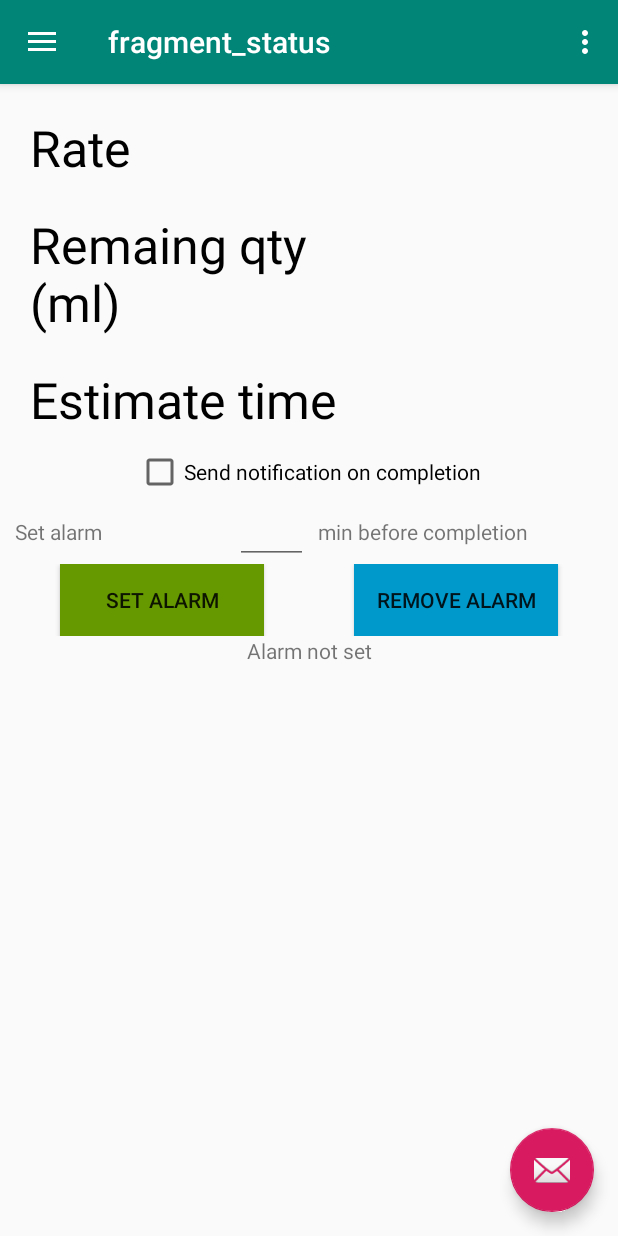
After one commit to pratikg1999/Bottle_Monitor, an Android app: the StatusFragment screen opened through its navigation route, on a phone screen of 412 x 824 dp. The commit adds this screen. Run offline under Robolectric (Android 15) with nearby library versions, the phone set to English and light mode, and no system bars; our stand-ins replace Firebase (no records; nobody signed in at launch, a user with empty details on screens opened directly), navigation-ui.

Commit message:
Status fragment for device and alarm made

```diff
--- a/app/build.gradle
+++ b/app/build.gradle
@@ -33,4 +33,6 @@ dependencies {
     testImplementation 'junit:junit:4.12'
     androidTestImplementation 'androidx.test.ext:junit:1.1.1'
     androidTestImplementation 'androidx.test.espresso:espresso-core:3.2.0'
+    implementation 'com.squareup.okhttp3:okhttp:3.14.1'
+
 }
--- a/app/src/main/AndroidManifest.xml
+++ b/app/src/main/AndroidManifest.xml
@@ -2,6 +2,7 @@
 <manifest xmlns:android="http://schemas.android.com/apk/res/android"
     package="com.example.bottle_monitor">
 
+    <uses-permission android:name="android.permission.VIBRATE"/>
     <application
         android:allowBackup="true"
         android:icon="@mipmap/ic_launcher"
@@ -25,6 +26,7 @@
             <!--                <category android:name="android.intent.category.LAUNCHER" />-->
             <!--            </intent-filter>-->
         </activity>
+        <receiver android:name=".AlarmReceiver"/>
     </application>
 
 </manifest>
--- /dev/null
+++ b/app/src/main/java/com/example/bottle_monitor/AlarmReceiver.java
@@ -0,0 +1,21 @@
+package com.example.bottle_monitor;
+
+import android.content.BroadcastReceiver;
+import android.content.Context;
+import android.content.Intent;
+import android.media.Ringtone;
+import android.media.RingtoneManager;
+import android.net.Uri;
+
+public class AlarmReceiver extends BroadcastReceiver {
+
+    @Override
+    public void onReceive(Context context, Intent intent) {
+        NotificationHelper.dispNotification(context, "Alarm received", "alarm got");
+
+        Uri notification = RingtoneManager.getDefaultUri(RingtoneManager.TYPE_RINGTONE);
+        Ringtone r  =RingtoneManager.getRingtone(context, notification);
+        r.play();
+
+    }
+}
--- a/app/src/main/java/com/example/bottle_monitor/NavActivity.java
+++ b/app/src/main/java/com/example/bottle_monitor/NavActivity.java
@@ -1,11 +1,15 @@
 package com.example.bottle_monitor;
 
+import android.app.NotificationChannel;
+import android.app.NotificationManager;
+import android.graphics.Color;
 import android.net.Uri;
 import android.os.Bundle;
 
 import com.google.android.material.floatingactionbutton.FloatingActionButton;
 import com.google.android.material.snackbar.Snackbar;
 
+import android.util.Log;
 import android.view.View;
 
 import androidx.navigation.NavController;
@@ -22,10 +26,25 @@ import androidx.appcompat.widget.Toolbar;
 
 import android.view.Menu;
 
-public class NavActivity extends AppCompatActivity  implements  AddBottleFragment.OnFragmentInteractionListener{
+public class NavActivity extends AppCompatActivity implements
+        AddBottleFragment.OnFragmentInteractionListener, StatusFragment.OnFragmentInteractionListener {
 
     private AppBarConfiguration mAppBarConfiguration;
-
+    public static final String CHANNEL_ID = "NOTIFICATION CHANNEL";
+    public void createNotificationChannel(){
+        NotificationManager notificationManager =
+                (NotificationManager) getSystemService(NOTIFICATION_SERVICE);
+        if (android.os.Build.VERSION.SDK_INT >= android.os.Build.VERSION_CODES.O) {
+            NotificationChannel notificationChannel = new NotificationChannel(CHANNEL_ID, "desc", NotificationManager.IMPORTANCE_HIGH);
+            notificationChannel.setDescription("fcm notifications");
+            notificationChannel.enableLights(true);
+            notificationChannel.setLightColor(Color.RED);
+            notificationChannel.enableVibration(true);
+            if (notificationManager != null) {
+                notificationManager.createNotificationChannel(notificationChannel);
+            }
+        }
+    }
     @Override
     protected void onCreate(Bundle savedInstanceState) {
         super.onCreate(savedInstanceState);
@@ -40,17 +59,30 @@ public class NavActivity extends AppCompatActivity  implements  AddBottleFragmen
                         .setAction("Action", null).show();
             }
         });
-        DrawerLayout drawer = findViewById(R.id.drawer_layout);
-        NavigationView navigationView = findViewById(R.id.nav_view);
+        final DrawerLayout drawer = findViewById(R.id.drawer_layout);
+        final NavigationView navigationView = findViewById(R.id.nav_view);
+
+        toolbar.setNavigationOnClickListener(new View.OnClickListener() {
+
+            @Override
+            public void onClick(View v) {
+                drawer.openDrawer(navigationView);
+                Log.d("NICK", "button button button..................");
+            }
+        });
+
+        Menu menuNav = navigationView.getMenu();
+
         // Passing each menu ID as a set of Ids because each
         // menu should be considered as top level destinations.
         mAppBarConfiguration = new AppBarConfiguration.Builder(
-               R.id.addBottleFragment)
+                R.id.addBottleFragment, R.id.statusFragment)
                 .setDrawerLayout(drawer)
                 .build();
         NavController navController = Navigation.findNavController(this, R.id.nav_host_fragment);
         NavigationUI.setupActionBarWithNavController(this, navController, mAppBarConfiguration);
         NavigationUI.setupWithNavController(navigationView, navController);
+        createNotificationChannel();
     }
 
     @Override
--- /dev/null
+++ b/app/src/main/java/com/example/bottle_monitor/NotificationHelper.java
@@ -0,0 +1,91 @@
+package com.example.bottle_monitor;
+
+import android.app.NotificationManager;
+import android.app.PendingIntent;
+import android.content.Context;
+import android.content.Intent;
+import android.graphics.Bitmap;
+import android.graphics.BitmapFactory;
+import android.media.RingtoneManager;
+import android.net.Uri;
+import android.os.AsyncTask;
+import android.util.Log;
+
+import androidx.core.app.NotificationCompat;
+
+import org.json.JSONException;
+import org.json.JSONObject;
+
+import java.io.IOException;
+import java.util.Random;
+
+import okhttp3.MediaType;
+import okhttp3.OkHttpClient;
+import okhttp3.Request;
+import okhttp3.RequestBody;
+import okhttp3.Response;
+
+public class NotificationHelper {
+    final static private String FCM_API = "https://fcm.googleapis.com/fcm/send";
+    final static private String serverKey = "key=" + "AIzaSyBQIukFQADU5EHYi245TRen9_WzPmVAmYs";
+//    final static private String contentType = "application/json";
+    public static final MediaType JSON = MediaType.parse("application/json; charset=utf-8");
+
+    static final String CHANNEL_ID = NavActivity.CHANNEL_ID;
+    public static void dispNotification(Context ctx, String title, String message){
+        final Intent intent = new Intent(ctx, NavActivity.class);
+        NotificationManager notificationManager = (NotificationManager)ctx.getSystemService(Context.NOTIFICATION_SERVICE);
+        int notificationID = new Random().nextInt(3000);
+        intent.addFlags(Intent.FLAG_ACTIVITY_CLEAR_TOP);
+        PendingIntent pendingIntent = PendingIntent.getActivity(ctx , 0, intent,
+                PendingIntent.FLAG_ONE_SHOT);
+        Bitmap largeIcon = BitmapFactory.decodeResource(ctx.getResources(),
+                R.drawable.ic_notifications_black_24dp);
+        Uri notificationSoundUri = RingtoneManager.getDefaultUri(RingtoneManager.TYPE_NOTIFICATION);
+        NotificationCompat.Builder notificationBuilder = new NotificationCompat.Builder(ctx, CHANNEL_ID)
+                .setSmallIcon(R.drawable.ic_notifications_black_24dp)
+                .setLargeIcon(largeIcon)
+                .setContentTitle(title)
+                .setContentText(message)
+                .setAutoCancel(true)
+                .setSound(notificationSoundUri)
+                .setContentIntent(pendingIntent);
+        notificationManager.notify(notificationID ,notificationBuilder.build());
+    }
+
+    public static void sendNotification(Context ctx, final String title, final String message) {
+        new AsyncTask<Void, Void, Void>() {
+            @Override
+            protected Void doInBackground(Void... params) {
+                String TOPIC = "/topics/userABC"; //topic must match with what the receiver subscribed to
+
+                JSONObject notification = new JSONObject();
+                JSONObject notifcationBody = new JSONObject();
+
+                try {
+                    OkHttpClient client = new OkHttpClient();
+                    notifcationBody.put("title", title);
+                    notifcationBody.put("message", message);
+
+                    notification.put("to", TOPIC);
+                    notification.put("data", notifcationBody);
+                    RequestBody body = RequestBody.create(JSON, notification.toString());
+
+                    Request request = new Request.Builder().addHeader("Authorization", serverKey)
+                            .url(FCM_API)
+                            .post(body)
+                            .build();
+                    Response response = client.newCall(request).execute();
+                    String finalResponse = response.body().string();
+                    Log.d("Notification", "Sent to " + TOPIC);
+                    Log.d("Notification", "notification sent");
+                } catch (JSONException e) {
+                    Log.e("sending notification", "onCreate: " + e.getMessage());
+                } catch (IOException e) {
+                    e.printStackTrace();
+                }
+            return  null;
+            }
+        }.execute();
+    }
+}
--- /dev/null
+++ b/app/src/main/java/com/example/bottle_monitor/StatusFragment.java
@@ -0,0 +1,191 @@
+package com.example.bottle_monitor;
+
+import android.app.AlarmManager;
+import android.app.PendingIntent;
+import android.content.Context;
+import android.content.Intent;
+import android.net.Uri;
+import android.os.Bundle;
+
+import androidx.fragment.app.Fragment;
+
+import android.view.LayoutInflater;
+import android.view.View;
+import android.view.ViewGroup;
+import android.widget.Button;
+import android.widget.CheckBox;
+import android.widget.EditText;
+import android.widget.TextView;
+import android.widget.Toast;
+
+import com.google.firebase.database.DatabaseReference;
+import com.google.firebase.database.FirebaseDatabase;
+
+import java.util.Calendar;
+import java.util.Date;
+
+
+/**
+ * A simple {@link Fragment} subclass.
+ * Activities that contain this fragment must implement the
+ * {@link StatusFragment.OnFragmentInteractionListener} interface
+ * to handle interaction events.
+ * Use the {@link StatusFragment#newInstance} factory method to
+ * create an instance of this fragment.
+ */
+public class StatusFragment extends Fragment implements View.OnClickListener {
+    private static final String ARG_DEV_ID = "dev_id";
+    private String device_id;
+
+    TextView tv_rate;
+    TextView tv_rem_qty;
+    TextView tv_est_time;
+    TextView tv_alarm_status;
+    CheckBox cb_notify;
+    EditText et_alarm_time;
+    Button bt_set_alarm;
+    Button bt_rem_alarm;
+
+    int rate;
+    int rem_qty;
+    Calendar est_time = Calendar.getInstance();
+
+    DatabaseReference deviceRef = FirebaseDatabase.getInstance().getReference("devices");
+
+
+
+    private OnFragmentInteractionListener mListener;
+
+    public StatusFragment() {
+        // Required empty public constructor
+    }
+
+    /**
+     * Use this factory method to create a new instance of
+     * this fragment using the provided parameters.
+     *
+     * @param param1 Parameter 1.
+     * @return A new instance of fragment StatusFragment.
+     */
+    // TODO: Rename and change types and number of parameters
+    public static StatusFragment newInstance(String param1) {
+        StatusFragment fragment = new StatusFragment();
+        Bundle args = new Bundle();
+        args.putString(ARG_DEV_ID, param1);
+        fragment.setArguments(args);
+        return fragment;
+    }
+
+    @Override
+    public void onCreate(Bundle savedInstanceState) {
+        super.onCreate(savedInstanceState);
+        if (getArguments() != null) {
+            device_id = getArguments().getString(ARG_DEV_ID);
+        }
+    }
+
+    @Override
+    public View onCreateView(LayoutInflater inflater, ViewGroup container,
+                             Bundle savedInstanceState) {
+        // Inflate the layout for this fragment
+        NotificationHelper.dispNotification(getActivity(), "test", "successful");
+        View v = inflater.inflate(R.layout.fragment_status, container, false);
+        tv_est_time = v.findViewById(R.id.tv_est_time);
+        tv_rate = v.findViewById(R.id.tv_rate);
+        tv_rem_qty = v.findViewById(R.id.tv_rem_qty);
+        tv_alarm_status = v.findViewById(R.id.tv_alarm_status);
+        et_alarm_time = v.findViewById(R.id.et_alarm_time);
+
+        cb_notify = v.findViewById(R.id.cb_notify);
+        cb_notify.setOnClickListener(this);
+
+        bt_rem_alarm = v.findViewById(R.id.bt_rem_alarm);
+        bt_set_alarm = v.findViewById(R.id.bt_set_alarm);
+        bt_set_alarm.setOnClickListener(this);
+        bt_rem_alarm.setOnClickListener(this);
+
+
+        return v;
+    }
+
+    // TODO: Rename method, update argument and hook method into UI event
+    public void onButtonPressed(Uri uri) {
+        if (mListener != null) {
+            mListener.onFragmentInteraction(uri);
+        }
+    }
+
+    @Override
+    public void onAttach(Context context) {
+        super.onAttach(context);
+        if (context instanceof OnFragmentInteractionListener) {
+            mListener = (OnFragmentInteractionListener) context;
+        } else {
+            throw new RuntimeException(context.toString()
+                    + " must implement OnFragmentInteractionListener");
+        }
+    }
+
+    @Override
+    public void onDetach() {
+        super.onDetach();
+        mListener = null;
+    }
+
+    @Override
+    public void onClick(View view) {
+        switch (view.getId()) {
+            case R.id.bt_set_alarm:
+                String min_bef_string = et_alarm_time.getText().toString();
+
+                        if(min_bef_string!=null && !min_bef_string.equals("")) {
+                            int min_bef = Integer.parseInt(min_bef_string);
+
+                            Calendar alarmCal  = (Calendar) est_time.clone();
+                            alarmCal.add(Calendar.MINUTE, min_bef);
+//                            Calendar cal = Calendar.getInstance();
+//
+//                            cal.setTimeInMillis(System.currentTimeMillis());
+//                            cal.clear();
+//                            cal.set(2012, 2, 8, 18, 16);
+
+                            AlarmManager alarmMgr = (AlarmManager) getContext().getSystemService(Context.ALARM_SERVICE);
+                            Intent intent = new Intent(getActivity(), AlarmReceiver.class);
+                            PendingIntent pendingIntent = PendingIntent.getBroadcast(getActivity(), 0, intent, 0);
+                            // cal.add(Calendar.SECOND, 5);
+                            alarmMgr.set(AlarmManager.RTC_WAKEUP, alarmCal.getTimeInMillis(), pendingIntent);
+                            Toast.makeText(getActivity(), "Alarm set for "+ alarmCal.getTime().toString() , Toast.LENGTH_SHORT).show();
+                            tv_alarm_status.setText("Alarm set at "+ alarmCal.getTime().toString());
+                        }
+                        else{
+                            et_alarm_time.setError("necessary");
+                        }
+
+
+                break;
+            case R.id.bt_rem_alarm:
+                AlarmManager alarmMgr = (AlarmManager) getContext().getSystemService(Context.ALARM_SERVICE);
+                Intent intent = new Intent(getActivity(), AlarmReceiver.class);
+                PendingIntent pendingIntent = PendingIntent.getBroadcast(getActivity(), 0, intent, 0);
+
+                alarmMgr.cancel(pendingIntent);
+                Toast.makeText(getActivity(), "alarm cancelled", Toast.LENGTH_SHORT).show();
+                tv_alarm_status.setText("No alarm set");
+                break;
+
+            case R.id.cb_notify:
+                if (cb_notify.isChecked()) {
+
+                } else {
+
+                }
+                break;
+        }
+    }
+
+
+    public interface OnFragmentInteractionListener {
+        // TODO: Update argument type and name
+        void onFragmentInteraction(Uri uri);
+    }
+}
--- /dev/null
+++ b/app/src/main/res/drawable/ic_notifications_black_24dp.xml
@@ -0,0 +1,9 @@
+<vector xmlns:android="http://schemas.android.com/apk/res/android"
+        android:width="24dp"
+        android:height="24dp"
+        android:viewportWidth="24.0"
+        android:viewportHeight="24.0">
+    <path
+        android:fillColor="#FF000000"
+        android:pathData="M12,22c1.1,0 2,-0.9 2,-2h-4c0,1.1 0.89,2 2,2zM18,16v-5c0,-3.07 -1.64,-5.64 -4.5,-6.32L13.5,4c0,-0.83 -0.67,-1.5 -1.5,-1.5s-1.5,0.67 -1.5,1.5v0.68C7.63,5.36 6,7.92 6,11v5l-2,2v1h16v-1l-2,-2z"/>
+</vector>
--- /dev/null
+++ b/app/src/main/res/layout/fragment_status.xml
@@ -0,0 +1,156 @@
+<?xml version="1.0" encoding="utf-8"?>
+<LinearLayout xmlns:android="http://schemas.android.com/apk/res/android"
+    xmlns:tools="http://schemas.android.com/tools"
+    android:layout_width="match_parent"
+    android:layout_height="match_parent"
+    android:gravity="center_horizontal"
+    android:orientation="vertical"
+    android:padding="10dp"
+    tools:context=".StatusFragment">
+
+    <!-- TODO: Update blank fragment layout -->
+    <LinearLayout
+        android:layout_width="match_parent"
+        android:layout_height="wrap_content"
+        android:layout_margin="10dp"
+        android:orientation="horizontal">
+
+        <TextView
+            android:id="@+id/tv_rate_label"
+            android:layout_width="0dp"
+            android:layout_height="wrap_content"
+            android:layout_weight="2"
+            android:text="Rate"
+            android:textColor="@android:color/black"
+            android:textSize="15pt" />
+
+        <TextView
+            android:id="@+id/tv_rate"
+            android:layout_width="0dp"
+            android:layout_height="wrap_content"
+            android:layout_weight="1"
+            android:text=""
+
+            android:textSize="15pt" />
+    </LinearLayout>
+
+    <LinearLayout
+        android:layout_width="match_parent"
+        android:layout_height="wrap_content"
+        android:layout_margin="10dp"
+        android:orientation="horizontal">
+
+        <TextView
+            android:id="@+id/tv_rem_qty_label"
+            android:layout_width="0dp"
+            android:layout_height="wrap_content"
+            android:layout_weight="2"
+            android:text="Remaing qty (ml)"
+            android:textColor="@android:color/black"
+            android:textSize="15pt" />
+
+        <TextView
+            android:id="@+id/tv_rem_qty"
+            android:layout_width="0dp"
+            android:layout_height="wrap_content"
+            android:layout_weight="1"
+            android:text=""
+            android:textColor="@android:color/black"
+
+            android:textSize="15pt" />
+    </LinearLayout>
+
+
+    <LinearLayout
+        android:layout_width="match_parent"
+        android:layout_height="wrap_content"
+        android:layout_margin="10dp"
+        android:orientation="horizontal">
+
+        <TextView
+            android:id="@+id/tv_est_time_label"
+            android:layout_width="0dp"
+            android:layout_height="wrap_content"
+            android:layout_weight="2"
+            android:text="Estimate time"
+
+            android:textColor="@android:color/black"
+            android:textSize="15pt" />
+
+        <TextView
+            android:id="@+id/tv_est_time"
+            android:layout_width="0dp"
+            android:layout_height="wrap_content"
+            android:layout_weight="1"
+            android:text=""
+            android:textColor="@android:color/black"
+
+            android:textSize="15pt" />
+    </LinearLayout>
+
+
+    <CheckBox
+        android:id="@+id/cb_notify"
+        android:layout_width="wrap_content"
+        android:layout_height="wrap_content"
+        android:text="Send notification on completion" />
+
+    <LinearLayout
+        android:layout_width="match_parent"
+        android:layout_height="wrap_content"
+        android:orientation="horizontal">
+
+        <TextView
+            android:layout_width="0dp"
+            android:layout_height="wrap_content"
+            android:layout_weight="3"
+            android:text="Set alarm" />
+
+        <EditText
+            android:id="@+id/et_alarm_time"
+            android:layout_width="0dp"
+            android:layout_height="wrap_content"
+            android:layout_weight="1" />
+
+        <TextView
+            android:layout_width="0dp"
+            android:layout_height="wrap_content"
+            android:layout_weight="4"
+            android:text="  min before completion" />
+
+
+    </LinearLayout>
+
+    <LinearLayout
+        android:layout_width="match_parent"
+        android:layout_height="wrap_content"
+        android:gravity="center_horizontal"
+        android:orientation="horizontal">
+
+        <Button
+            android:id="@+id/bt_set_alarm"
+            android:layout_width="0dp"
+            android:layout_height="wrap_content"
+            android:layout_marginHorizontal="30dp"
+            android:layout_weight="1"
+            android:background="@android:color/holo_green_dark"
+            android:text="Set alarm" />
+
+        <Button
+            android:id="@+id/bt_rem_alarm"
+            android:layout_width="0dp"
+            android:layout_height="wrap_content"
+            android:layout_marginHorizontal="30dp"
+            android:layout_weight="1"
+            android:background="@android:color/holo_blue_dark"
+            android:text="Remove alarm" />
+    </LinearLayout>
+    <TextView
+        android:id="@+id/tv_alarm_status"
+        android:layout_width="match_parent"
+        android:layout_height="wrap_content"
+        android:gravity="center_horizontal"
+        android:textAlignment="center"
+        android:text="Alarm not set"/>
+
+</LinearLayout>
--- a/app/src/main/res/menu/activity_nav_drawer.xml
+++ b/app/src/main/res/menu/activity_nav_drawer.xml
@@ -6,9 +6,13 @@
     <group android:checkableBehavior="single">
 
         <item
-            android:id="@+id/add_bottle"
+            android:id="@+id/addBottleFragment"
             android:icon="@drawable/ic_menu_manage"
             android:title="Add bottle" />
+        <item
+            android:id="@+id/statusFragment"
+            android:icon="@drawable/ic_menu_manage"
+            android:title="See status" />
     </group>
 
 <!--    <item android:title="Communicate">-->
--- a/app/src/main/res/navigation/mobile_navigation.xml
+++ b/app/src/main/res/navigation/mobile_navigation.xml
@@ -11,5 +11,10 @@
         android:name="com.example.bottle_monitor.AddBottleFragment"
         android:label="fragment_add_bottle"
         tools:layout="@layout/fragment_add_bottle" />
+    <fragment
+        android:id="@+id/statusFragment"
+        android:name="com.example.bottle_monitor.StatusFragment"
+        android:label="fragment_status"
+        tools:layout="@layout/fragment_status" />
 
 </navigation>
```
